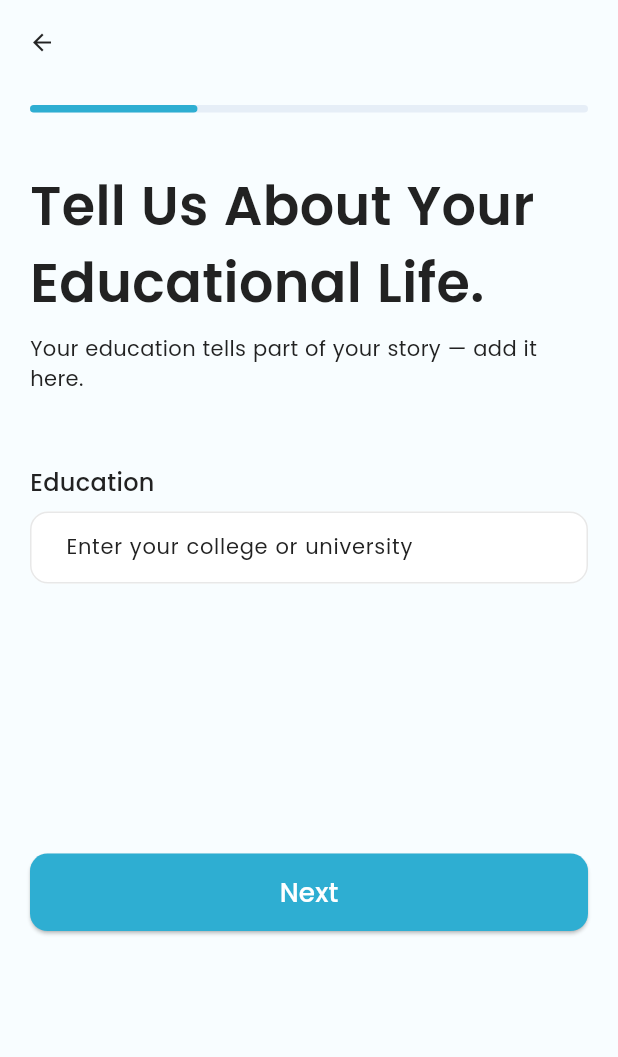
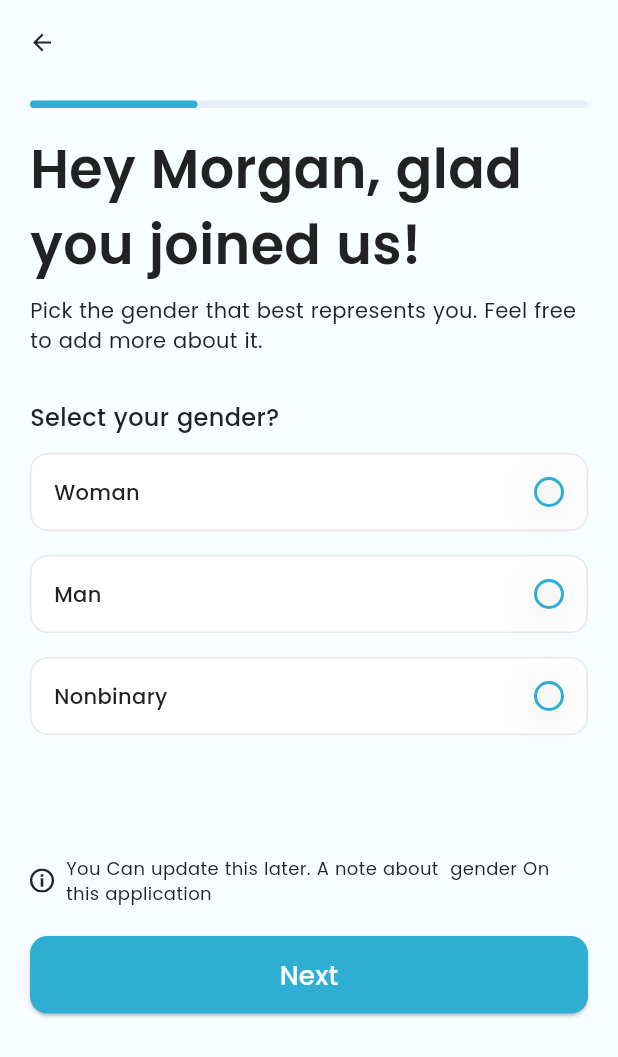
Before and after one commit to MdLimon123/Sidneby-s-Dating-App, a Flutter app: the OnboardScreen3 screen opened directly, after a tap on "Next", on a phone screen of 412 x 824 dp. Shown: the top 1057 px of the screen. Run offline on Flutter 3.47's test engine with Material 3 defaults, Android fonts, the light colour scheme and no system bars; our stand-ins replace country_code_picker, flutter_otp_text_field, flutter_screenutil, flutter_spinkit, flutter_svg, get and 1 more; accounts and stored records are empty.

Commit message:
complete gender  screen

```diff
--- /dev/null
+++ b/lib/views/base/custom_radio_button.dart
@@ -0,0 +1,47 @@
+import 'package:flutter/material.dart';
+import 'package:sindeby_dating_app/utils/app_colors.dart';
+
+class CustomRadioButton extends StatelessWidget {
+
+  final bool value;
+  final void Function(bool) onChanged;
+
+  const CustomRadioButton({super.key, required this.value, required this.onChanged});
+
+  @override
+  Widget build(BuildContext context) {
+    return GestureDetector(
+      behavior: HitTestBehavior.translucent,
+      onTap: () {
+       onChanged(!value);
+      },
+      child: AnimatedContainer(
+        duration: const Duration(milliseconds: 400),
+        curve: Curves.easeInOut,
+        height: 20,
+        width: 20,
+        decoration: BoxDecoration(
+          shape: BoxShape.circle,
+          color: value ? AppColors.primaryColor : null,
+          border: Border.all(color: const Color(0xFF2EAED2), width: 2),
+          boxShadow: [
+            BoxShadow(
+              blurRadius: 20,
+              color: const Color(0xFF12110D).withValues(alpha: 0.12),
+              offset: const Offset(0, 4),
+            )
+          ],
+        ),
+        child: Center(
+          child: AnimatedScale(
+            duration: const Duration(milliseconds: 300),
+            scale: value ? 1.0 : 0.0,
+            curve: Curves.easeInOutBack,
+            child:SizedBox()
+          ),
+        ),
+      )
+      ,
+    );
+  }
+}
--- a/lib/views/screen/SetupProfile/onboard_screen3.dart
+++ b/lib/views/screen/SetupProfile/onboard_screen3.dart
@@ -1,8 +1,10 @@
 import 'package:flutter/material.dart';
+import 'package:get/get.dart';
 import 'package:sindeby_dating_app/utils/app_colors.dart';
 import 'package:sindeby_dating_app/views/base/custom_appbar.dart';
 import 'package:sindeby_dating_app/views/base/custom_button.dart';
 import 'package:sindeby_dating_app/views/base/custom_text_field.dart';
+import 'package:sindeby_dating_app/views/screen/SetupProfile/onboard_screen4.dart';
 
 class OnboardScreen3 extends StatefulWidget {
   const OnboardScreen3({super.key});
@@ -59,7 +61,9 @@ class _OnboardScreen3State extends State<OnboardScreen3> {
          hintText: 'Enter your college or university',),
           SizedBox(height: 180,),
 
-          CustomButton(onTap: (){},
+          CustomButton(onTap: (){
+            Get.to(()=> OnboardScreen4());
+          },
               text: "Next")
 
         ],
--- /dev/null
+++ b/lib/views/screen/SetupProfile/onboard_screen4.dart
@@ -0,0 +1,178 @@
+import 'package:flutter/material.dart';
+import 'package:flutter_svg/flutter_svg.dart';
+import 'package:sindeby_dating_app/utils/app_colors.dart';
+import 'package:sindeby_dating_app/views/base/custom_appbar.dart';
+import 'package:sindeby_dating_app/views/base/custom_button.dart';
+import 'package:sindeby_dating_app/views/base/custom_radio_button.dart';
+
+class OnboardScreen4 extends StatefulWidget {
+  const OnboardScreen4({super.key});
+
+  @override
+  State<OnboardScreen4> createState() => _OnboardScreen4State();
+}
+
+class _OnboardScreen4State extends State<OnboardScreen4> {
+
+  bool isWoman = false;
+  bool isMan = false;
+  bool isNonbinary = false;
+
+  @override
+  Widget build(BuildContext context) {
+    return Scaffold(
+      backgroundColor: AppColors.backgroundColor,
+      appBar: CustomAppbar(),
+      body:ListView(
+        padding: EdgeInsets.symmetric(horizontal: 20, vertical: 10),
+        children: [
+          LinearProgressIndicator(
+            value: 0.3,
+            minHeight: 5,
+            backgroundColor: Color(0xFFE6EEF7),
+            borderRadius: BorderRadius.circular(8),
+            valueColor:  AlwaysStoppedAnimation<Color>(
+                AppColors.primaryColor
+            ),
+          ),
+          SizedBox(height: 15,),
+          Text("Hey Morgan, glad you joined us!",
+          style: TextStyle(
+            fontSize: 36,
+            fontWeight: FontWeight.w600,
+            color: AppColors.textColor
+          ),),
+          SizedBox(height: 8,),
+          Text("Pick the gender that best represents you. Feel free to add more about it.",
+          style: TextStyle(
+            fontSize: 14,
+            fontWeight: FontWeight.w400,
+            color: AppColors.textColor
+
+          ),),
+          SizedBox(height: 30,),
+          Text("Select your gender?",
+          style: TextStyle(
+            fontSize: 16,
+            fontWeight: FontWeight.w500,
+            color: AppColors.textColor
+          )),
+          SizedBox(height: 12,),
+      Container(
+        height: 52,
+        width: double.infinity,
+        padding: EdgeInsets.all(15),
+        decoration: BoxDecoration(
+          borderRadius: BorderRadius.circular(12),
+          border: Border.all(color: Color(0xFFE8E8E8),
+          width: 1),
+          color: Colors.white,
+        ),
+        child: Row(
+          children: [
+            Text("Woman",
+            style: TextStyle(
+              fontSize: 14,
+              fontWeight: FontWeight.w500,
+              color: AppColors.textColor
+            ),),
+            Spacer(),
+            CustomRadioButton(
+                value: isWoman,
+                onChanged: (val){
+                  setState(() {
+                    isWoman = val;
+                  });
+                }
+            )
+          ]
+        ),
+    ),
+          SizedBox(height: 16,),
+          Container(
+            height: 52,
+            width: double.infinity,
+            padding: EdgeInsets.all(15),
+            decoration: BoxDecoration(
+              borderRadius: BorderRadius.circular(12),
+              border: Border.all(color: Color(0xFFE8E8E8),
+                  width: 1),
+              color: Colors.white,
+            ),
+            child: Row(
+                children: [
+                  Text("Man",
+                    style: TextStyle(
+                        fontSize: 14,
+                        fontWeight: FontWeight.w500,
+                        color: AppColors.textColor
+                    ),),
+                  Spacer(),
+                  CustomRadioButton(
+                      value: isMan,
+                      onChanged: (val){
+                        setState(() {
+                          isMan = val;
+                        });
+                      }
+                  )
+                ]
+            ),
+          ),
+          SizedBox(height: 16,),
+          Container(
+            height: 52,
+            width: double.infinity,
+            padding: EdgeInsets.all(15),
+            decoration: BoxDecoration(
+              borderRadius: BorderRadius.circular(12),
+              border: Border.all(color: Color(0xFFE8E8E8),
+                  width: 1),
+              color: Colors.white,
+            ),
+            child: Row(
+                children: [
+                  Text("Nonbinary",
+                    style: TextStyle(
+                        fontSize: 14,
+                        fontWeight: FontWeight.w500,
+                        color: AppColors.textColor
+                    ),),
+                  Spacer(),
+                  CustomRadioButton(
+                      value: isNonbinary,
+                      onChanged: (val){
+                        setState(() {
+                          isNonbinary = val;
+                        });
+                      }
+                  )
+                ]
+            ),
+          ),
+          SizedBox(height: 80,),
+          Row(
+            children: [
+              SvgPicture.asset('assets/icons/exclo.svg'),
+              SizedBox(width: 8,),
+              Expanded(
+                child: Text("You Can update this later. A note about  gender On this application",
+                style: TextStyle(
+                  fontSize: 12,
+                  fontWeight: FontWeight.w400,
+                  color: AppColors.textColor
+                ),),
+              )
+
+            ],
+          ),
+          SizedBox(height: 20,),
+
+          CustomButton(onTap: (){}, text: "Next")
+
+
+        ],
+      )
+    );
+  }
+}
```
Also changed, not shown: assets/icons/exclo.svg (added).
